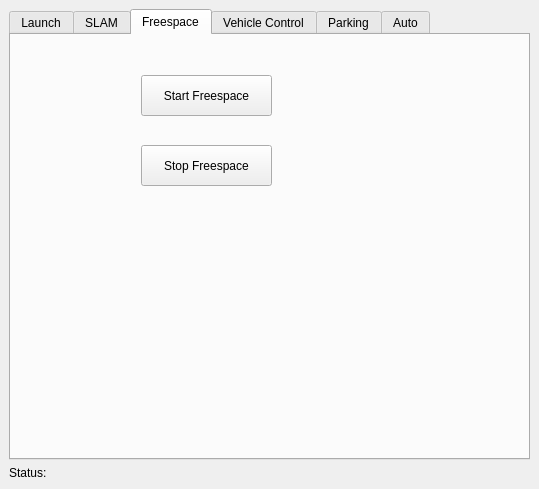
First picture: the form in src/rqt_state_machine/state_machine_controller.ui, repository JingruiYu/rqt_state_machine, before the edit.
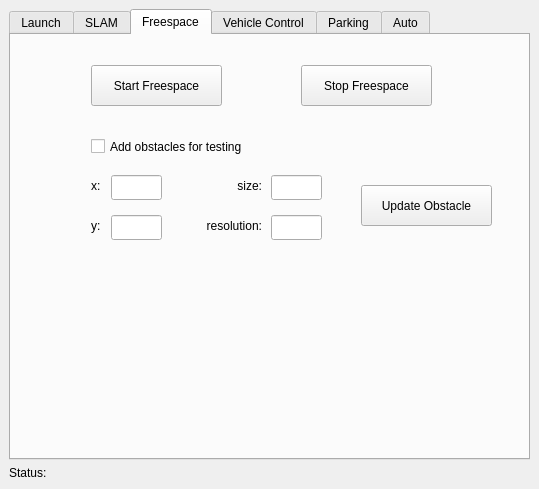
Second picture: the form after the edit. The open tabs and pages were chosen to show the change.

Commit message: add function for inserting obstacles to Freespace module

Patch:
```diff
--- a/src/rqt_state_machine/state_machine_controller.ui
+++ b/src/rqt_state_machine/state_machine_controller.ui
@@ -422,8 +422,8 @@
          <widget class="QPushButton" name="startFreespace">
           <property name="geometry">
            <rect>
-            <x>130</x>
-            <y>40</y>
+            <x>80</x>
+            <y>30</y>
             <width>131</width>
             <height>41</height>
            </rect>
@@ -435,8 +435,8 @@
          <widget class="QPushButton" name="stopFreespace">
           <property name="geometry">
            <rect>
-            <x>130</x>
-            <y>110</y>
+            <x>290</x>
+            <y>30</y>
             <width>131</width>
             <height>41</height>
            </rect>
@@ -445,6 +445,130 @@
            <string>Stop Freespace</string>
           </property>
          </widget>
+         <widget class="QCheckBox" name="enableTestObstacle">
+          <property name="geometry">
+           <rect>
+            <x>80</x>
+            <y>100</y>
+            <width>211</width>
+            <height>23</height>
+           </rect>
+          </property>
+          <property name="text">
+           <string>Add obstacles for testing</string>
+          </property>
+         </widget>
+         <widget class="QLabel" name="labelObstacleX">
+          <property name="geometry">
+           <rect>
+            <x>80</x>
+            <y>140</y>
+            <width>21</width>
+            <height>21</height>
+           </rect>
+          </property>
+          <property name="text">
+           <string>x:</string>
+          </property>
+         </widget>
+         <widget class="QLineEdit" name="inputObstacleX">
+          <property name="geometry">
+           <rect>
+            <x>100</x>
+            <y>140</y>
+            <width>51</width>
+            <height>25</height>
+           </rect>
+          </property>
+         </widget>
+         <widget class="QLineEdit" name="inputObstacleY">
+          <property name="geometry">
+           <rect>
+            <x>100</x>
+            <y>180</y>
+            <width>51</width>
+            <height>25</height>
+           </rect>
+          </property>
+         </widget>
+         <widget class="QLabel" name="labelObstacleY">
+          <property name="geometry">
+           <rect>
+            <x>80</x>
+            <y>180</y>
+            <width>21</width>
+            <height>21</height>
+           </rect>
+          </property>
+          <property name="text">
+           <string>y:</string>
+          </property>
+         </widget>
+         <widget class="QLineEdit" name="inputObstacleSize">
+          <property name="geometry">
+           <rect>
+            <x>260</x>
+            <y>140</y>
+            <width>51</width>
+            <height>25</height>
+           </rect>
+          </property>
+         </widget>
+         <widget class="QLabel" name="labelObstacleSize">
+          <property name="geometry">
+           <rect>
+            <x>210</x>
+            <y>140</y>
+            <width>41</width>
+            <height>21</height>
+           </rect>
+          </property>
+          <property name="text">
+           <string>size:</string>
+          </property>
+          <property name="alignment">
+           <set>Qt::AlignRight|Qt::AlignTrailing|Qt::AlignVCenter</set>
+          </property>
+         </widget>
+         <widget class="QLineEdit" name="inputObstacleResolution">
+          <property name="geometry">
+           <rect>
+            <x>260</x>
+            <y>180</y>
+            <width>51</width>
+            <height>25</height>
+           </rect>
+          </property>
+         </widget>
+         <widget class="QLabel" name="labelObstacleResolution">
+          <property name="geometry">
+           <rect>
+            <x>170</x>
+            <y>180</y>
+            <width>81</width>
+            <height>21</height>
+           </rect>
+          </property>
+          <property name="text">
+           <string>resolution:</string>
+          </property>
+          <property name="alignment">
+           <set>Qt::AlignRight|Qt::AlignTrailing|Qt::AlignVCenter</set>
+          </property>
+         </widget>
+         <widget class="QPushButton" name="updateObstacle">
+          <property name="geometry">
+           <rect>
+            <x>350</x>
+            <y>150</y>
+            <width>131</width>
+            <height>41</height>
+           </rect>
+          </property>
+          <property name="text">
+           <string>Update Obstacle</string>
+          </property>
+         </widget>
         </widget>
         <widget class="QWidget" name="tabVehicleControl">
          <attribute name="title">
```
Left out of the diff: 2 changed lines with no effect on the pictures. The commit also changes 2 other files.
